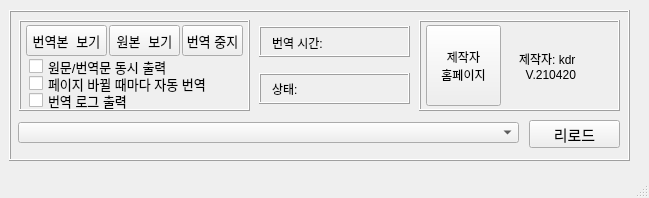
Old version of the form UI_MAIN.ui in the repository kdrkdrkdr/EhndWebTranslate.
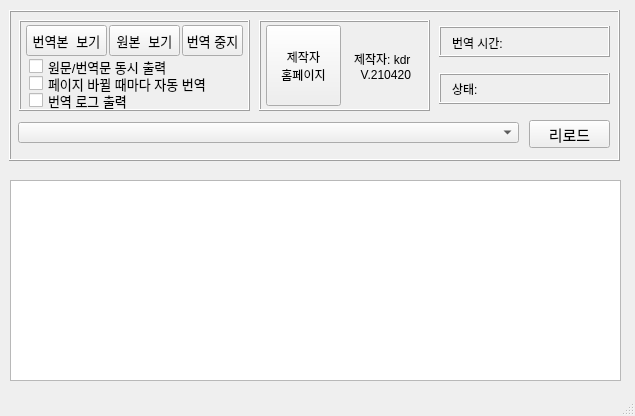
New version of the form.

Patch:
```diff
--- a/UI_MAIN.ui
+++ b/UI_MAIN.ui
@@ -9,8 +9,8 @@
    <rect>
     <x>0</x>
     <y>0</y>
-    <width>649</width>
-    <height>198</height>
+    <width>635</width>
+    <height>416</height>
    </rect>
   </property>
   <property name="minimumSize">
@@ -34,7 +34,7 @@
      <rect>
       <x>9</x>
       <y>10</y>
-      <width>621</width>
+      <width>611</width>
       <height>151</height>
      </rect>
     </property>
@@ -49,7 +49,7 @@
       <rect>
        <x>520</x>
        <y>110</y>
-       <width>91</width>
+       <width>81</width>
        <height>28</height>
       </rect>
      </property>
@@ -75,9 +75,9 @@
     <widget class="QFrame" name="timeFrame">
      <property name="geometry">
       <rect>
-       <x>250</x>
+       <x>430</x>
        <y>16</y>
-       <width>151</width>
+       <width>171</width>
        <height>31</height>
       </rect>
      </property>
@@ -117,9 +117,9 @@
     <widget class="QFrame" name="frame">
      <property name="geometry">
       <rect>
-       <x>250</x>
+       <x>430</x>
        <y>63</y>
-       <width>151</width>
+       <width>171</width>
        <height>31</height>
       </rect>
      </property>
@@ -289,9 +289,9 @@
     <widget class="QFrame" name="authorFrame">
      <property name="geometry">
       <rect>
-       <x>410</x>
+       <x>250</x>
        <y>10</y>
-       <width>201</width>
+       <width>171</width>
        <height>91</height>
       </rect>
      </property>
@@ -304,9 +304,9 @@
      <widget class="QLabel" name="dev_info">
       <property name="geometry">
        <rect>
-        <x>100</x>
+        <x>95</x>
         <y>10</y>
-        <width>81</width>
+        <width>61</width>
         <height>71</height>
        </rect>
       </property>
@@ -334,6 +334,16 @@
      </widget>
     </widget>
    </widget>
+   <widget class="QTextBrowser" name="log_browser">
+    <property name="geometry">
+     <rect>
+      <x>10</x>
+      <y>180</y>
+      <width>611</width>
+      <height>201</height>
+     </rect>
+    </property>
+   </widget>
   </widget>
   <widget class="QStatusBar" name="statusbar"/>
  </widget>
```
Left out of the diff: 2 changed lines with no effect on the pictures.
